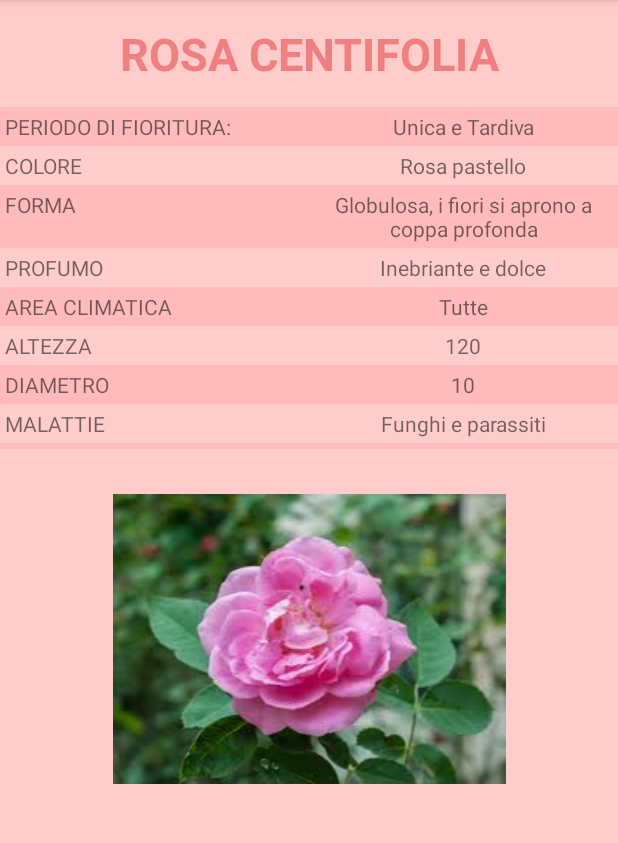
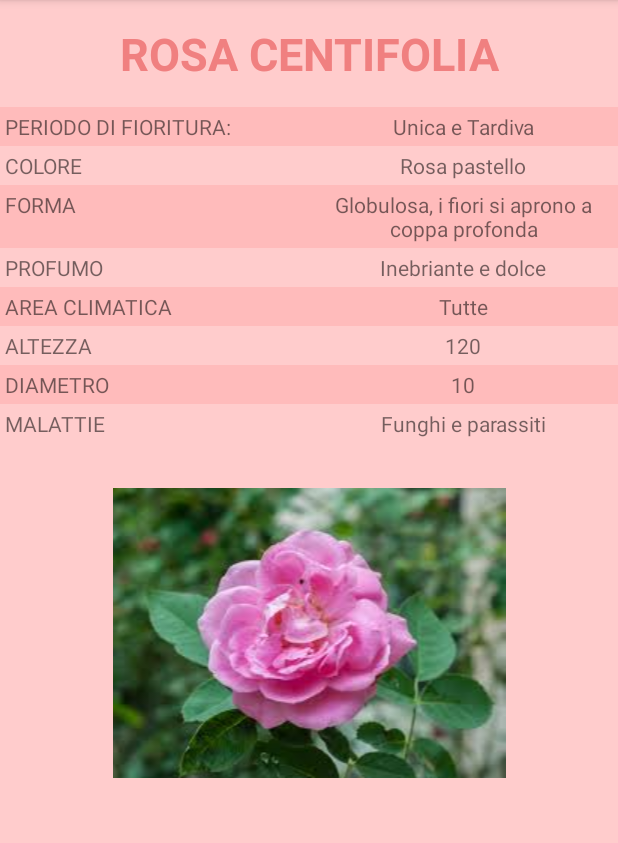
Before and after one commit to angeliluca/Esame00, an Android app: the centifoliaTec screen opened directly, with no data from a screen before it, on a phone screen of 412 x 824 dp, the part 84-927 px from its top. Run offline under Robolectric (Android 15) with nearby library versions, the phone set to English and light mode, and no system bars.

```diff
--- a/app/src/main/res/layout/activity_centifolia_tec.xml
+++ b/app/src/main/res/layout/activity_centifolia_tec.xml
@@ -5,7 +5,8 @@
     android:layout_height="match_parent"
     android:stretchColumns="1"
     android:visibility="visible"
-    android:background="@color/tec1">
+    android:background="@color/tec1"
+    >
 
 
     <TextView
@@ -145,13 +146,7 @@
             android:layout_width="0dp"/>
 
     </TableRow>
-    <TableRow
-        android:background="@color/tec2">
-        <View
-            android:layout_height="4dp"
-            android:layout_width="match_parent"
-            android:layout_span="2"/>
-    </TableRow>
+
 
     <ImageView
         android:id="@+id/Rosa"
```
Also changed, not shown: 1 other file.
